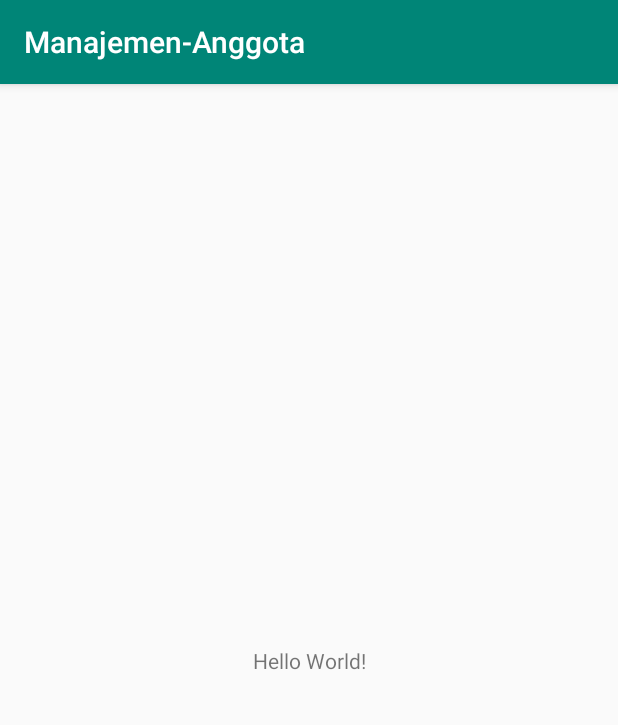
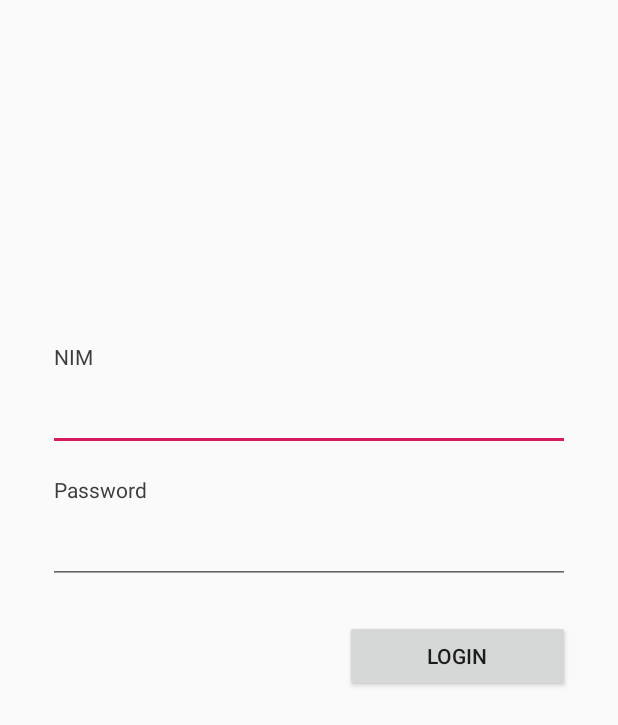
Before and after one commit to denandrapr/manajemen-anggota-master, an Android app: the screen it shows after launch (MainActivity before the commit, LoginActivity after it), on a phone screen of 412 x 824 dp. Shown: the top 725 px of the screen. Run offline under Robolectric (Android 15) with nearby library versions, the phone set to English and light mode, and no system bars; our stand-ins replace ButterKnife, Firebase (no records; nobody signed in at launch, a user with empty details on screens opened directly).

Commit message:
fix login function

```diff
--- a/app/src/main/AndroidManifest.xml
+++ b/app/src/main/AndroidManifest.xml
@@ -1,6 +1,8 @@
 <?xml version="1.0" encoding="utf-8"?>
 <manifest xmlns:android="http://schemas.android.com/apk/res/android"
     package="com.example.manajemen_anggota">
+
+    <uses-permission android:name="android.permission.INTERNET"/>
 
     <application
         android:allowBackup="true"
@@ -9,6 +11,7 @@
         android:roundIcon="@mipmap/ic_launcher_round"
         android:supportsRtl="true"
         android:theme="@style/AppTheme">
+        <activity android:name=".LoginActivity"></activity>
         <activity android:name=".MainActivity">
             <intent-filter>
                 <action android:name="android.intent.action.MAIN" />
--- /dev/null
+++ b/app/src/main/java/com/example/manajemen_anggota/LoginActivity.java
@@ -0,0 +1,72 @@
+package com.example.manajemen_anggota;
+
+import androidx.annotation.NonNull;
+import androidx.appcompat.app.AppCompatActivity;
+
+import android.app.ProgressDialog;
+import android.content.Intent;
+import android.os.Bundle;
+import android.view.View;
+import android.widget.Button;
+import android.widget.EditText;
+import android.widget.ProgressBar;
+import android.widget.Toast;
+
+import com.google.android.gms.tasks.OnCompleteListener;
+import com.google.android.gms.tasks.Task;
+import com.google.firebase.auth.AuthResult;
+import com.google.firebase.auth.FirebaseAuth;
+import com.google.firebase.auth.FirebaseUser;
+
+import butterknife.BindView;
+import butterknife.ButterKnife;
+import butterknife.OnClick;
+
+public class LoginActivity extends AppCompatActivity {
+
+    private FirebaseAuth mAuth;
+    @BindView(R.id.txtNim)
+    EditText inputNim;
+    @BindView(R.id.txtPass)
+    EditText inputPass;
+    @BindView(R.id.btnLogin)
+    Button btnLogin;
+
+    private ProgressDialog progress;
+    String usernm, pass;
+
+    @Override
+    protected void onCreate(Bundle savedInstanceState) {
+        super.onCreate(savedInstanceState);
+        setContentView(R.layout.activity_login);
+        mAuth = FirebaseAuth.getInstance();
+        ButterKnife.bind(this);
+    }
+
+    @OnClick (R.id.btnLogin)
+    void login(){
+        progress = new ProgressDialog(LoginActivity.this);
+        progress.setCancelable(false);
+        progress.setMessage("Proses Login...");
+        progress.show();
+
+        usernm = inputNim.getText().toString();
+        pass = inputPass.getText().toString();
+
+        mAuth.signInWithEmailAndPassword(usernm, pass)
+                .addOnCompleteListener(new OnCompleteListener<AuthResult>() {
+                    @Override
+                    public void onComplete(@NonNull Task<AuthResult> task) {
+                        if (task.isSuccessful()){
+                            progress.dismiss();
+                            Intent i = new Intent(LoginActivity.this, MainActivity.class);
+                            startActivity(i);
+                            finish();
+                        }else{
+                            progress.dismiss();
+                            Toast.makeText(LoginActivity.this, "Gagal", Toast.LENGTH_SHORT).show();
+                        }
+                    }
+                });
+    }
+}
--- a/app/src/main/java/com/example/manajemen_anggota/MainActivity.java
+++ b/app/src/main/java/com/example/manajemen_anggota/MainActivity.java
@@ -1,14 +1,60 @@
 package com.example.manajemen_anggota;
 
+import androidx.annotation.NonNull;
 import androidx.appcompat.app.AppCompatActivity;
 
+import android.content.Intent;
 import android.os.Bundle;
+import android.widget.Button;
+import android.widget.TextView;
+
+import com.google.firebase.auth.FirebaseAuth;
+import com.google.firebase.auth.FirebaseUser;
+
+import butterknife.BindView;
+import butterknife.ButterKnife;
+import butterknife.OnClick;
 
 public class MainActivity extends AppCompatActivity {
+
+    private FirebaseAuth mAuth;
+    private FirebaseUser mUser;
+
+    @BindView(R.id.btnLogout)
+    Button logout;
+    @BindView(R.id.textView)
+    TextView txtUser;
+
+    @Override
+    public void onStart() {
+        super.onStart();
+//        mAuth.addAuthStateListener(authStateListener);
+        mUser = mAuth.getCurrentUser();
+        if (mUser == null){
+            startActivity(new Intent(this, LoginActivity.class));
+            finish();
+            return;
+        }else{
+
+        }
+    }
 
     @Override
     protected void onCreate(Bundle savedInstanceState) {
         super.onCreate(savedInstanceState);
         setContentView(R.layout.activity_main);
+
+        ButterKnife.bind(this);
+
+        mAuth = FirebaseAuth.getInstance();
     }
+
+    @OnClick(R.id.btnLogout)
+    void logout (){
+        mAuth.getInstance().signOut();
+        Intent i = new Intent(this, LoginActivity.class);
+        startActivity(i);
+        finish();
+    }
+
 }
--- /dev/null
+++ b/app/src/main/res/layout/activity_login.xml
@@ -0,0 +1,54 @@
+<?xml version="1.0" encoding="utf-8"?>
+<LinearLayout xmlns:android="http://schemas.android.com/apk/res/android"
+    xmlns:app="http://schemas.android.com/apk/res-auto"
+    xmlns:tools="http://schemas.android.com/tools"
+    android:layout_width="match_parent"
+    android:layout_height="match_parent"
+    android:orientation="vertical"
+    android:padding="32dp"
+    tools:context=".MainActivity"
+    tools:layout_editor_absoluteY="25dp">
+
+    <TextView
+        android:id="@+id/textView"
+        android:layout_width="wrap_content"
+        android:layout_height="wrap_content"
+        android:layout_marginTop="196dp"
+        android:paddingLeft="4dp"
+        android:text="@string/login_nim"
+        android:textColor="#3D3D3D" />
+
+    <EditText
+        android:id="@+id/txtNim"
+        android:layout_width="match_parent"
+        android:layout_height="wrap_content"
+        android:layout_marginTop="8dp"
+        android:inputType="textEmailAddress"
+        android:textColor="#878787" />
+
+    <TextView
+        android:id="@+id/textView2"
+        android:layout_width="wrap_content"
+        android:layout_height="wrap_content"
+        android:layout_marginTop="16dp"
+        android:paddingLeft="4dp"
+        android:text="@string/login_pass"
+        android:textColor="#3D3D3D" />
+
+    <EditText
+        android:id="@+id/txtPass"
+        android:layout_width="match_parent"
+        android:layout_height="wrap_content"
+        android:layout_marginTop="8dp"
+        android:inputType="textPassword"
+        android:textColor="#878787" />
+
+    <Button
+        android:id="@+id/btnLogin"
+        android:layout_width="150dp"
+        android:layout_height="wrap_content"
+        android:layout_marginTop="24dp"
+        android:text="Login"
+        android:layout_gravity="end"/>
+
+</LinearLayout>
--- a/app/src/main/res/layout/activity_main.xml
+++ b/app/src/main/res/layout/activity_main.xml
@@ -1,18 +1,27 @@
 <?xml version="1.0" encoding="utf-8"?>
-<androidx.constraintlayout.widget.ConstraintLayout xmlns:android="http://schemas.android.com/apk/res/android"
+<LinearLayout xmlns:android="http://schemas.android.com/apk/res/android"
     xmlns:app="http://schemas.android.com/apk/res-auto"
     xmlns:tools="http://schemas.android.com/tools"
     android:layout_width="match_parent"
     android:layout_height="match_parent"
-    tools:context=".MainActivity">
+    android:orientation="vertical"
+    android:padding="32dp"
+    tools:context=".MainActivity"
+    tools:layout_editor_absoluteY="25dp">
 
     <TextView
+        android:id="@+id/textView"
         android:layout_width="wrap_content"
         android:layout_height="wrap_content"
-        android:text="Hello World!"
-        app:layout_constraintBottom_toBottomOf="parent"
-        app:layout_constraintLeft_toLeftOf="parent"
-        app:layout_constraintRight_toRightOf="parent"
-        app:layout_constraintTop_toTopOf="parent" />
+        android:layout_marginTop="196dp"
+        android:paddingLeft="4dp"
+        android:text="Hello"
+        android:textColor="#3D3D3D" />
 
-</androidx.constraintlayout.widget.ConstraintLayout>
+    <Button
+        android:layout_width="wrap_content"
+        android:layout_height="wrap_content"
+        android:text="Logout"
+        android:id="@+id/btnLogout"/>
+
+</LinearLayout>
--- a/app/src/main/res/values/strings.xml
+++ b/app/src/main/res/values/strings.xml
@@ -1,3 +1,7 @@
 <resources>
     <string name="app_name">Manajemen-Anggota</string>
+
+    <!--login-->
+    <string name="login_nim">NIM</string>
+    <string name="login_pass">Password</string>
 </resources>
--- a/app/src/main/res/values/styles.xml
+++ b/app/src/main/res/values/styles.xml
@@ -1,7 +1,7 @@
 <resources>
 
     <!-- Base application theme. -->
-    <style name="AppTheme" parent="Theme.AppCompat.Light.DarkActionBar">
+    <style name="AppTheme" parent="Theme.AppCompat.Light.NoActionBar">
         <!-- Customize your theme here. -->
         <item name="colorPrimary">@color/colorPrimary</item>
         <item name="colorPrimaryDark">@color/colorPrimaryDark</item>
--- a/build.gradle
+++ b/build.gradle
@@ -8,7 +8,7 @@ buildscript {
     }
     dependencies {
         classpath 'com.android.tools.build:gradle:3.4.2'
-
+        classpath 'com.google.gms:google-services:4.2.0'
         // NOTE: Do not place your application dependencies here; they belong
         // in the individual module build.gradle files
     }
```
Also changed, not shown: app/build.gradle (+13 -0 lines), 1 other file.
